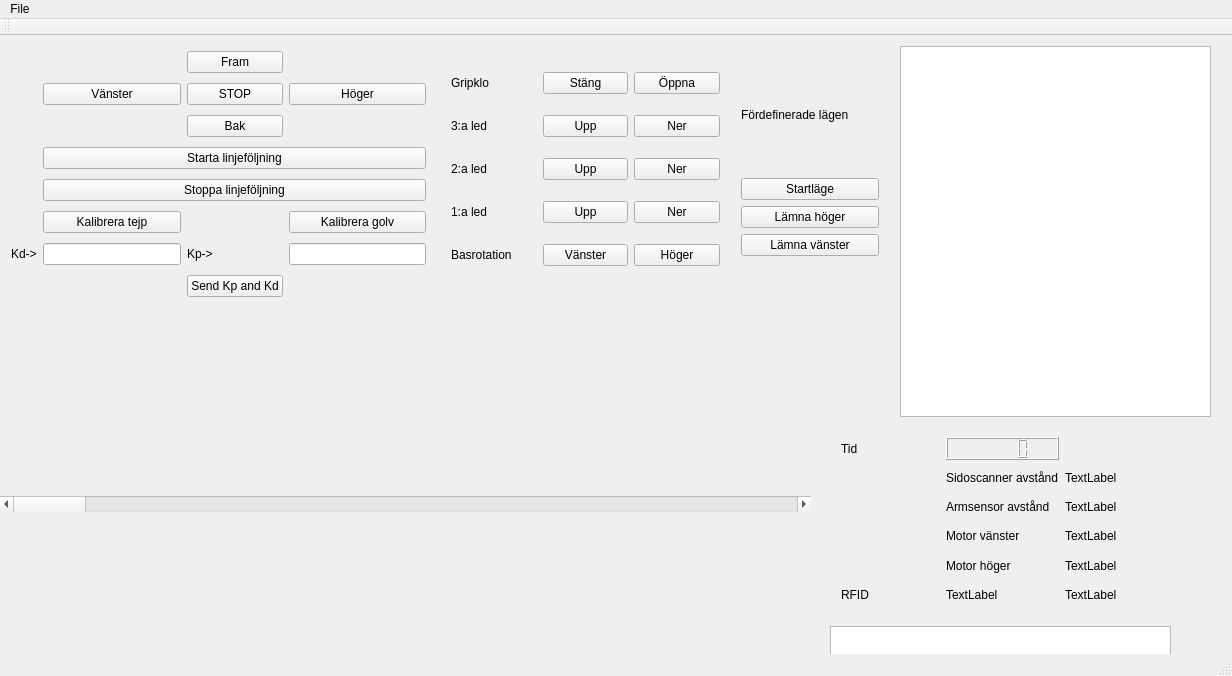
Before: the Qt Designer form PC-interface/mainwindow.ui in TSEA56-2014-Grupp-1/Lagerrobot, drawn with Qt 5.
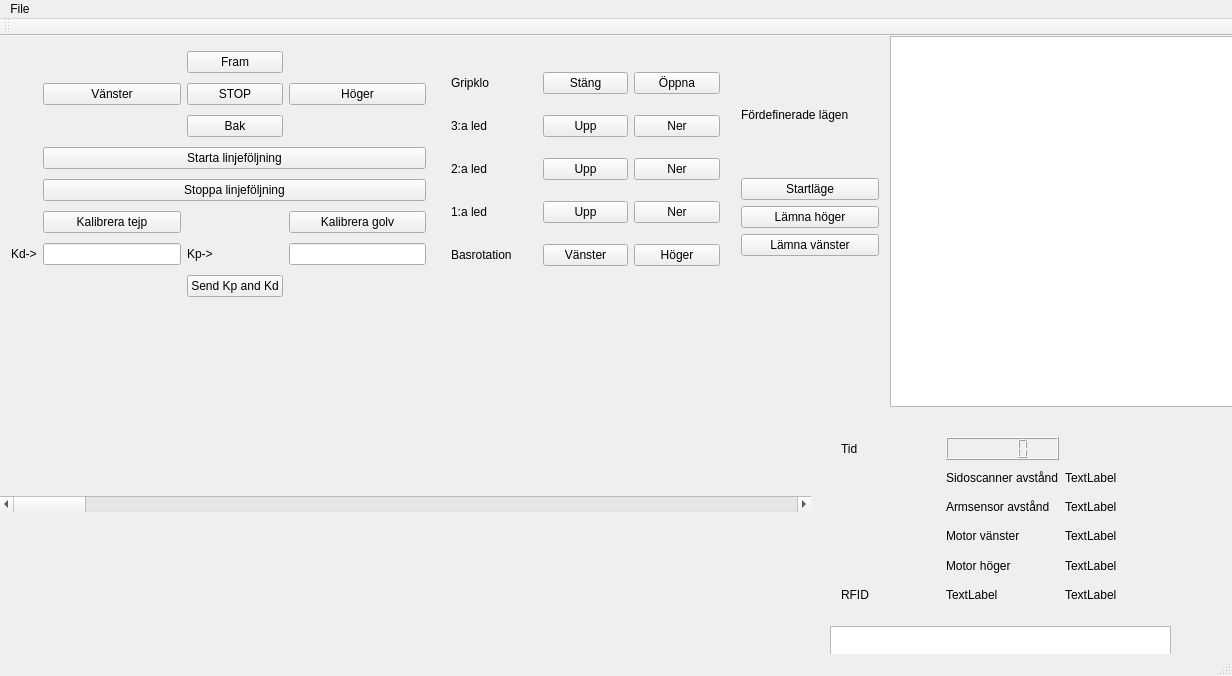
After: the same form once the commit is applied. Custom widgets are drawn as their Qt base class.

Commit message: Added checksum for packets from robot to PC

What changed in the file:
```diff
--- a/PC-interface/mainwindow.ui
+++ b/PC-interface/mainwindow.ui
@@ -381,9 +381,9 @@
    <widget class="QListWidget" name="listWidget_log">
     <property name="geometry">
      <rect>
-      <x>900</x>
-      <y>10</y>
-      <width>311</width>
+      <x>890</x>
+      <y>0</y>
+      <width>381</width>
       <height>371</height>
      </rect>
     </property>
```
Left out of the diff: 2 changed lines with no effect on the pictures. The commit also changes 2 other files.
